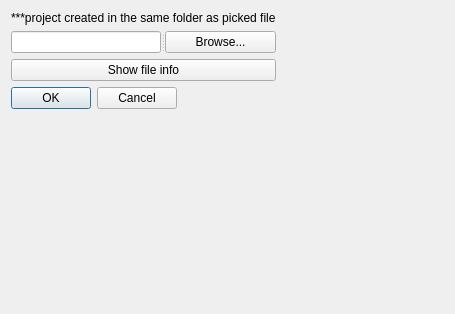
Above: UI/qt4Designer/createProjectDialog.ui from cibr-jyu/meggie before the change. Below: the same form after it.
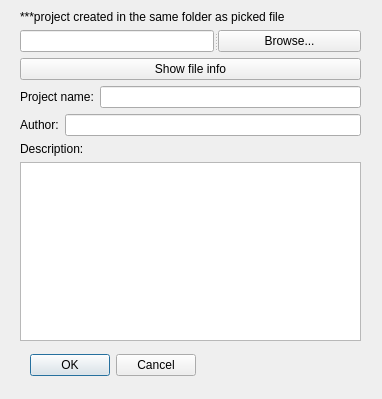
That is the form after the change.

Commit message: Messagebox, exception handling ja uusi createProject

```diff
--- a/UI/qt4Designer/createProjectDialog.ui
+++ b/UI/qt4Designer/createProjectDialog.ui
@@ -9,15 +9,42 @@
    <rect>
     <x>0</x>
     <y>0</y>
-    <width>455</width>
-    <height>314</height>
+    <width>382</width>
+    <height>399</height>
    </rect>
   </property>
   <property name="windowTitle">
    <string>Create new project</string>
   </property>
-  <layout class="QFormLayout" name="formLayout">
-   <item row="0" column="0">
+  <widget class="QDialogButtonBox" name="cancelOkButtonBox">
+   <property name="geometry">
+    <rect>
+     <x>20</x>
+     <y>350</y>
+     <width>176</width>
+     <height>31</height>
+    </rect>
+   </property>
+   <property name="orientation">
+    <enum>Qt::Horizontal</enum>
+   </property>
+   <property name="standardButtons">
+    <set>QDialogButtonBox::Cancel|QDialogButtonBox::Ok</set>
+   </property>
+  </widget>
+  <widget class="QWidget" name="">
+   <property name="geometry">
+    <rect>
+     <x>20</x>
+     <y>10</y>
+     <width>341</width>
+     <height>331</height>
+    </rect>
+   </property>
+   <layout class="QVBoxLayout" name="verticalLayout_4">
+    <item>
+     <layout class="QVBoxLayout" name="verticalLayout_3">
+      <item>
     <layout class="QVBoxLayout" name="verticalLayout">
      <item>
       <widget class="QLabel" name="label">
@@ -48,17 +75,61 @@
      </item>
     </layout>
    </item>
-   <item row="1" column="0">
-    <widget class="QDialogButtonBox" name="cancelOkButtonBox">
-     <property name="orientation">
-      <enum>Qt::Horizontal</enum>
-     </property>
-     <property name="standardButtons">
-      <set>QDialogButtonBox::Cancel|QDialogButtonBox::Ok</set>
+      <item>
+       <layout class="QHBoxLayout" name="horizontalLayout_2">
+        <item>
+         <widget class="QLabel" name="labelProjectName">
+          <property name="text">
+           <string>Project name:</string>
+          </property>
+         </widget>
+        </item>
+        <item>
+         <widget class="QLineEdit" name="lineEditProjectName"/>
+        </item>
+       </layout>
+      </item>
+      <item>
+       <layout class="QHBoxLayout" name="horizontalLayout">
+        <item>
+         <widget class="QLabel" name="labelAuthor">
+          <property name="text">
+           <string>Author:</string>
      </property>
     </widget>
    </item>
-  </layout>
+        <item>
+         <widget class="QLineEdit" name="lineEditAuthor"/>
+        </item>
+       </layout>
+      </item>
+     </layout>
+    </item>
+    <item>
+     <layout class="QVBoxLayout" name="verticalLayout_2">
+      <item>
+       <widget class="QLabel" name="labelDescritption">
+        <property name="text">
+         <string>Description:</string>
+        </property>
+       </widget>
+      </item>
+      <item>
+       <widget class="QTextEdit" name="textEditDescription"/>
+      </item>
+     </layout>
+    </item>
+   </layout>
+  </widget>
+  <zorder>cancelOkButtonBox</zorder>
+  <zorder>labelAuthor</zorder>
+  <zorder>lineEditAuthor</zorder>
+  <zorder>lineEditProjectName</zorder>
+  <zorder>labelProjectName</zorder>
+  <zorder>lineEditAuthor</zorder>
+  <zorder>labelDescritption</zorder>
+  <zorder>textEditDescription</zorder>
+  <zorder>labelDescritption</zorder>
  </widget>
  <resources/>
  <connections>
```
Lines whose indentation alone changed are shown as unchanged. The commit also changes 10 other files.
